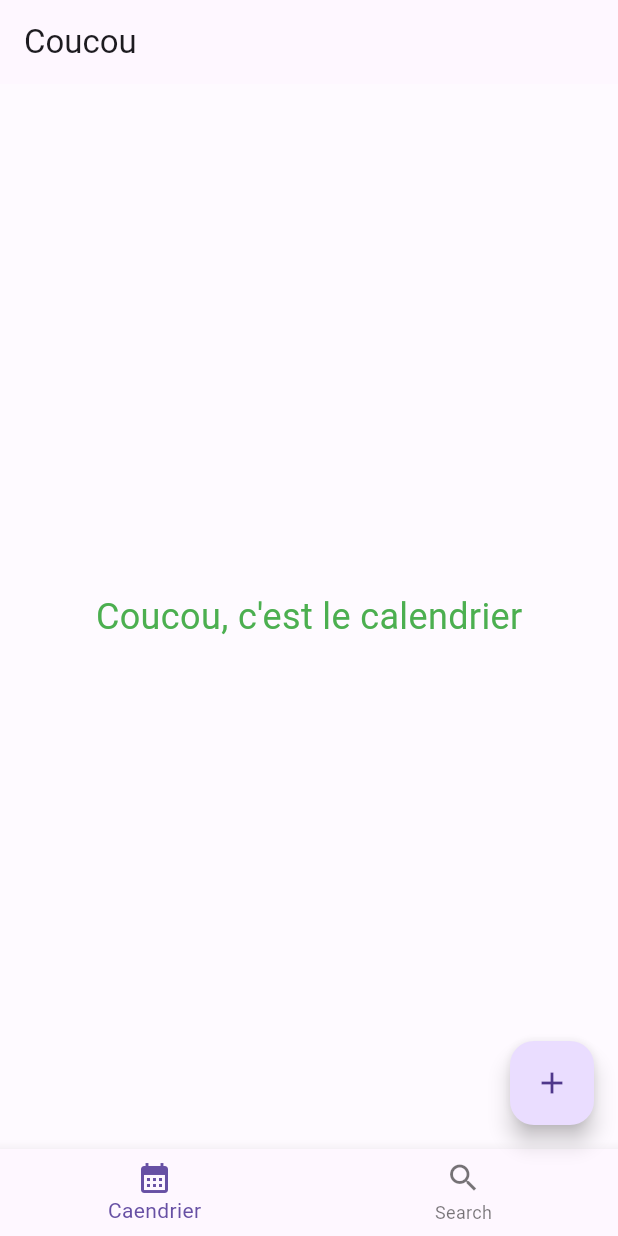
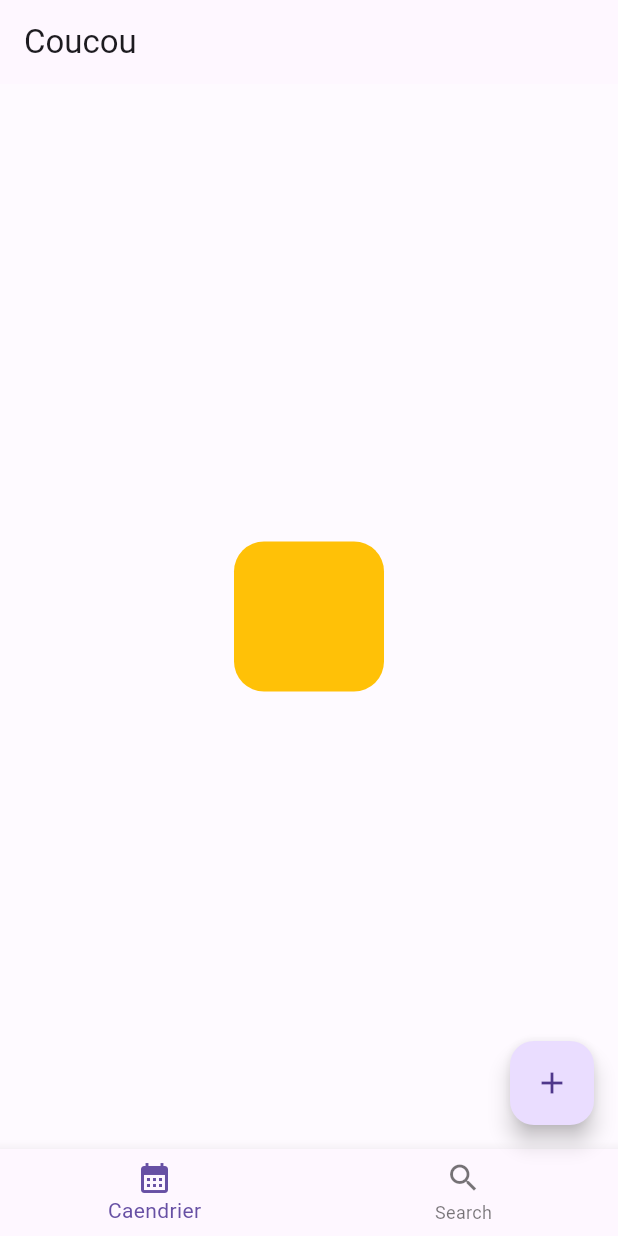
Before and after one commit to ThomasEcalle/5_AL2_2023, a Flutter app: the screen it shows after launch, on a phone screen of 412 x 824 dp. Run offline on Flutter 3.47's test engine with Material 2 defaults, Android fonts, the phone set to English and light mode, and no system bars.

Commit message:
Add first stateful exercise

```diff
--- a/lib/home_tabs/calendar_tab.dart
+++ b/lib/home_tabs/calendar_tab.dart
@@ -1,4 +1,6 @@
 import 'package:flutter/material.dart';
+
+import 'square_button.dart';
 
 class CalendarTab extends StatelessWidget {
   const CalendarTab({super.key});
@@ -8,9 +10,7 @@ class CalendarTab extends StatelessWidget {
     return Container(
       color: Colors.white38,
       child: const Center(
-        child: Text(
-          'Coucou, c\'est le calendrier',
-        ),
+        child: SquareButton(),
       ),
     );
   }
--- /dev/null
+++ b/lib/home_tabs/square_button.dart
@@ -0,0 +1,35 @@
+import 'package:flutter/material.dart';
+
+class SquareButton extends StatefulWidget {
+  const SquareButton({super.key});
+
+  @override
+  State<SquareButton> createState() => _SquareButtonState();
+}
+
+class _SquareButtonState extends State<SquareButton> {
+
+  Color _color = Colors.amber;
+
+  @override
+  Widget build(BuildContext context) {
+    return GestureDetector(
+      onTap: _onTap,
+      child: Container(
+        height: 100,
+        width: 100,
+        decoration: BoxDecoration(
+          color: _color,
+          borderRadius: BorderRadius.circular(20),
+        ),
+      ),
+    );
+  }
+
+  void _onTap() {
+    print('coucou');
+    setState(() {
+      _color = _color == Colors.amber ? Colors.blue : Colors.amber;
+    });
+  }
+}
```
